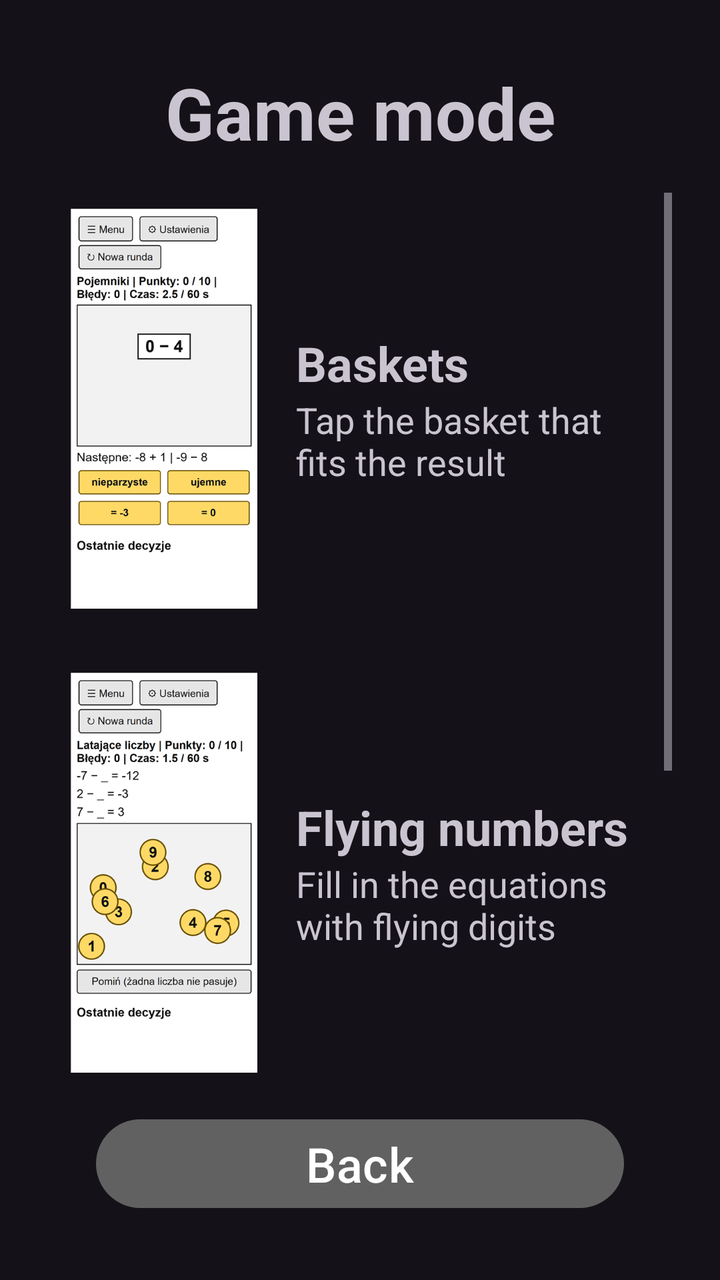
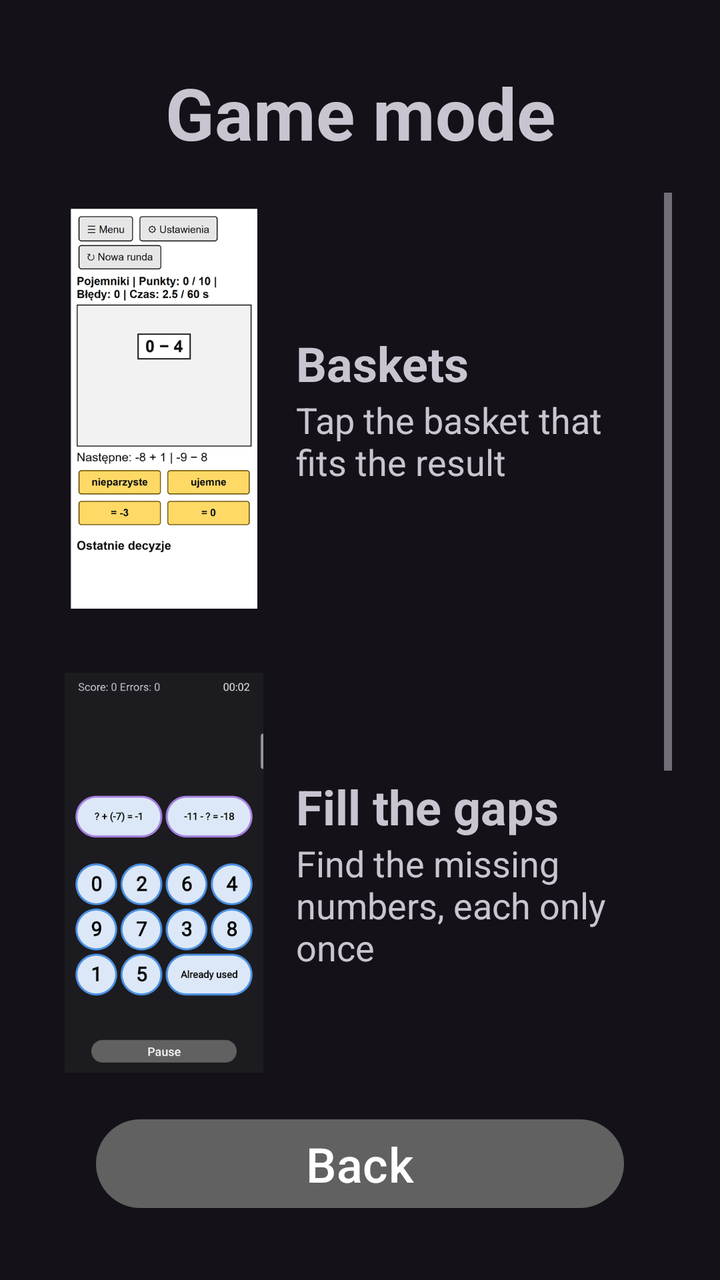

The first picture is an Android layout as it rendered before a commit; the second is the same layout after the commit. The layout source and the unified diff follow.
<!-- AndroidManifest.xml: application theme Theme.MathBasketCatcher -->
<!-- res/layout/dialog_game_mode.xml -->
<?xml version="1.0" encoding="utf-8"?>
<LinearLayout xmlns:android="http://schemas.android.com/apk/res/android"
    android:layout_width="match_parent"
    android:layout_height="match_parent"
    android:fitsSystemWindows="true"
    android:orientation="vertical">

    <TextView
        android:layout_width="match_parent"
        android:layout_height="wrap_content"
        android:layout_marginTop="32dp"
        android:gravity="center"
        android:text="@string/game_mode"
        android:textSize="36sp"
        android:textStyle="bold" />

    <ScrollView
        android:layout_width="match_parent"
        android:layout_height="0dp"
        android:layout_marginStart="24dp"
        android:layout_marginTop="16dp"
        android:layout_marginEnd="24dp"
        android:layout_weight="1">

        <LinearLayout
            android:layout_width="match_parent"
            android:layout_height="wrap_content"
            android:orientation="vertical">

            <LinearLayout
                android:id="@+id/modeBaskets"
                android:layout_width="match_parent"
                android:layout_height="wrap_content"
                android:background="?attr/selectableItemBackground"
                android:gravity="center_vertical"
                android:orientation="horizontal"
                android:padding="8dp">

                <ImageView
                    android:layout_width="100dp"
                    android:layout_height="200dp"
                    android:contentDescription="@string/mode_baskets"
                    android:src="@drawable/mode_baskets" />

                <LinearLayout
                    android:layout_width="0dp"
                    android:layout_height="wrap_content"
                    android:layout_marginStart="16dp"
                    android:layout_weight="1"
                    android:orientation="vertical">

                    <TextView
                        android:layout_width="wrap_content"
                        android:layout_height="wrap_content"
                        android:text="@string/mode_baskets"
                        android:textSize="24sp"
                        android:textStyle="bold" />

                    <TextView
                        android:layout_width="wrap_content"
                        android:layout_height="wrap_content"
                        android:text="@string/mode_baskets_desc"
                        android:textSize="18sp" />
                </LinearLayout>
            </LinearLayout>

            <LinearLayout
                android:id="@+id/modeFlying"
                android:layout_width="match_parent"
                android:layout_height="wrap_content"
                android:layout_marginTop="16dp"
                android:background="?attr/selectableItemBackground"
                android:gravity="center_vertical"
                android:orientation="horizontal"
                android:padding="8dp">

                <ImageView
                    android:layout_width="100dp"
                    android:layout_height="200dp"
                    android:contentDescription="@string/mode_flying"
                    android:src="@drawable/mode_flying" />

                <LinearLayout
                    android:layout_width="0dp"
                    android:layout_height="wrap_content"
                    android:layout_marginStart="16dp"
                    android:layout_weight="1"
                    android:orientation="vertical">

                    <TextView
                        android:layout_width="wrap_content"
                        android:layout_height="wrap_content"
                        android:text="@string/mode_flying"
                        android:textSize="24sp"
                        android:textStyle="bold" />

                    <TextView
                        android:layout_width="wrap_content"
                        android:layout_height="wrap_content"
                        android:text="@string/mode_flying_desc"
                        android:textSize="18sp" />
                </LinearLayout>
            </LinearLayout>

            <LinearLayout
                android:id="@+id/modeCalc"
                android:layout_width="match_parent"
                android:layout_height="wrap_content"
                android:layout_marginTop="16dp"
                android:background="?attr/selectableItemBackground"
                android:gravity="center_vertical"
                android:orientation="horizontal"
                android:padding="8dp">

                <ImageView
                    android:layout_width="100dp"
                    android:layout_height="200dp"
                    android:contentDescription="@string/mode_calc"
                    android:src="@drawable/mode_calc" />

                <LinearLayout
                    android:layout_width="0dp"
                    android:layout_height="wrap_content"
                    android:layout_marginStart="16dp"
                    android:layout_weight="1"
                    android:orientation="vertical">

                    <TextView
                        android:layout_width="wrap_content"
                        android:layout_height="wrap_content"
                        android:text="@string/mode_calc"
                        android:textSize="24sp"
                        android:textStyle="bold" />

                    <TextView
                        android:layout_width="wrap_content"
                        android:layout_height="wrap_content"
                        android:text="@string/mode_calc_desc"
                        android:textSize="18sp" />
                </LinearLayout>
            </LinearLayout>
        </LinearLayout>
    </ScrollView>

    <Button
        android:id="@+id/btnBack"
        android:layout_width="match_parent"
        android:layout_height="wrap_content"
        android:layout_marginStart="48dp"
        android:layout_marginTop="16dp"
        android:layout_marginEnd="48dp"
        android:layout_marginBottom="32dp"
        android:text="@string/back"
        android:textSize="24sp" />

</LinearLayout>
<!-- resources referenced by this layout -->
<resources>
  <!-- drawable mode_baskets: png bitmap (drawable, 53107 bytes) -->
  <!-- drawable mode_calc: png bitmap (drawable, 42928 bytes) -->
  <!-- drawable mode_flying: png bitmap (drawable, 81704 bytes) -->
  <string name="back">Back</string>
  <string name="game_mode">Game mode</string>
  <string name="mode_baskets">Baskets</string>
  <string name="mode_baskets_desc">Tap the basket that fits the result</string>
  <string name="mode_calc">Count and click</string>
  <string name="mode_calc_desc">Tap the result, each number only once</string>
  <string name="mode_flying">Flying numbers</string>
  <string name="mode_flying_desc">Fill in the equations with flying digits</string>
  <style name="Theme.MathBasketCatcher" parent="Base.Theme.MathBasketCatcher" />
  <style name="Base.Theme.MathBasketCatcher" parent="Theme.Material3.Dark.NoActionBar">
          <item name="colorPrimary">@color/gray</item>
          <item name="colorOnPrimary">@color/white</item>
      </style>
  <color name="gray">#616161</color>
  <color name="white">#FFFFFFFF</color>
</resources>

<!-- the commit's change to res/layout/dialog_game_mode.xml (unified diff, before → after) -->
@@ -65,7 +65,7 @@
             </LinearLayout>
 
             <LinearLayout
-                android:id="@+id/modeFlying"
+                android:id="@+id/modeGaps"
                 android:layout_width="match_parent"
                 android:layout_height="wrap_content"
                 android:layout_marginTop="16dp"
@@ -77,8 +77,8 @@
                 <ImageView
                     android:layout_width="100dp"
                     android:layout_height="200dp"
-                    android:contentDescription="@string/mode_flying"
-                    android:src="@drawable/mode_flying" />
+                    android:contentDescription="@string/mode_gaps"
+                    android:src="@drawable/mode_gaps" />
 
                 <LinearLayout
                     android:layout_width="0dp"
@@ -90,20 +90,20 @@
                     <TextView
                         android:layout_width="wrap_content"
                         android:layout_height="wrap_content"
-                        android:text="@string/mode_flying"
+                        android:text="@string/mode_gaps"
                         android:textSize="24sp"
                         android:textStyle="bold" />
 
                     <TextView
                         android:layout_width="wrap_content"
                         android:layout_height="wrap_content"
-                        android:text="@string/mode_flying_desc"
+                        android:text="@string/mode_gaps_desc"
                         android:textSize="18sp" />
                 </LinearLayout>
             </LinearLayout>
 
             <LinearLayout
-                android:id="@+id/modeCalc"
+                android:id="@+id/modeCount"
                 android:layout_width="match_parent"
                 android:layout_height="wrap_content"
                 android:layout_marginTop="16dp"
@@ -115,8 +115,8 @@
                 <ImageView
                     android:layout_width="100dp"
                     android:layout_height="200dp"
-                    android:contentDescription="@string/mode_calc"
-                    android:src="@drawable/mode_calc" />
+                    android:contentDescription="@string/mode_count"
+                    android:src="@drawable/mode_count" />
 
                 <LinearLayout
                     android:layout_width="0dp"
@@ -128,14 +128,14 @@
                     <TextView
                         android:layout_width="wrap_content"
                         android:layout_height="wrap_content"
-                        android:text="@string/mode_calc"
+                        android:text="@string/mode_count"
                         android:textSize="24sp"
                         android:textStyle="bold" />
 
                     <TextView
                         android:layout_width="wrap_content"
                         android:layout_height="wrap_content"
-                        android:text="@string/mode_calc_desc"
+                        android:text="@string/mode_count_desc"
                         android:textSize="18sp" />
                 </LinearLayout>
             </LinearLayout>
<!-- resource entries referenced after the edit -->
@@ -1,16 +1,16 @@
 <!-- resources referenced by this layout -->
 <resources>
   <!-- drawable mode_baskets: png bitmap (drawable, 53107 bytes) -->
-  <!-- drawable mode_calc: png bitmap (drawable, 42928 bytes) -->
-  <!-- drawable mode_flying: png bitmap (drawable, 81704 bytes) -->
+  <!-- drawable mode_count: png bitmap (drawable, 42928 bytes) -->
+  <!-- drawable mode_gaps: png bitmap (drawable, 58939 bytes) -->
   <string name="back">Back</string>
   <string name="game_mode">Game mode</string>
   <string name="mode_baskets">Baskets</string>
   <string name="mode_baskets_desc">Tap the basket that fits the result</string>
-  <string name="mode_calc">Count and click</string>
-  <string name="mode_calc_desc">Tap the result, each number only once</string>
-  <string name="mode_flying">Flying numbers</string>
-  <string name="mode_flying_desc">Fill in the equations with flying digits</string>
+  <string name="mode_count">Count and click</string>
+  <string name="mode_count_desc">Tap the result, each number only once</string>
+  <string name="mode_gaps">Fill the gaps</string>
+  <string name="mode_gaps_desc">Find the missing numbers, each only once</string>
   <style name="Theme.MathBasketCatcher" parent="Base.Theme.MathBasketCatcher" />
   <style name="Base.Theme.MathBasketCatcher" parent="Theme.Material3.Dark.NoActionBar">
           <item name="colorPrimary">@color/gray</item>
